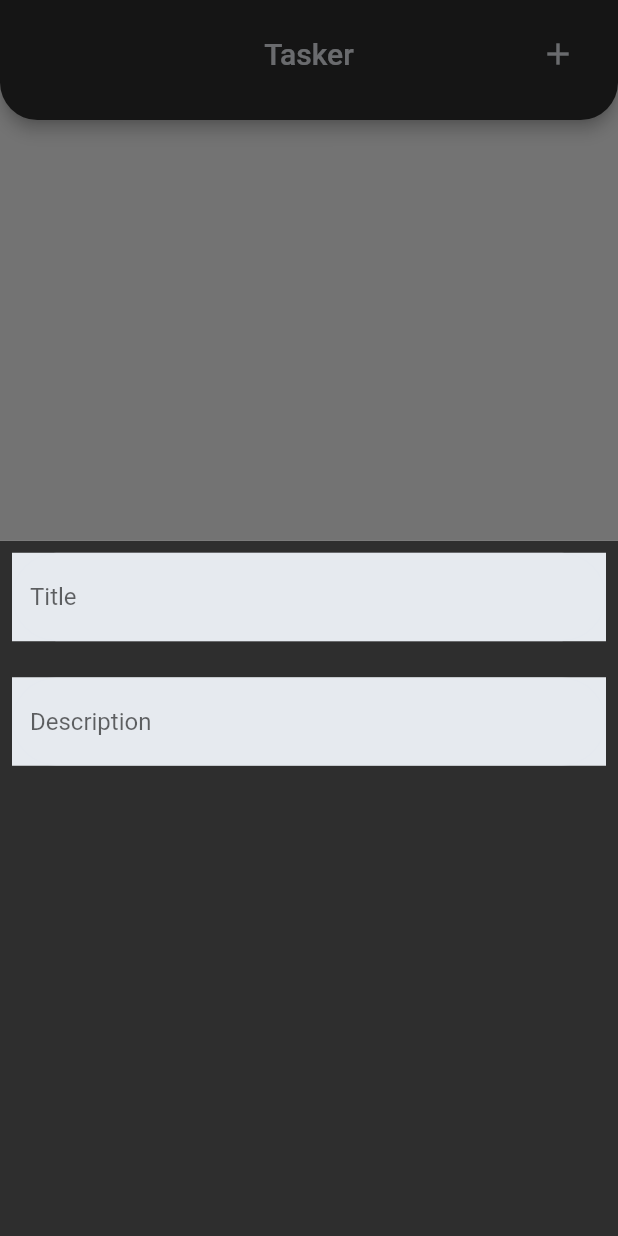
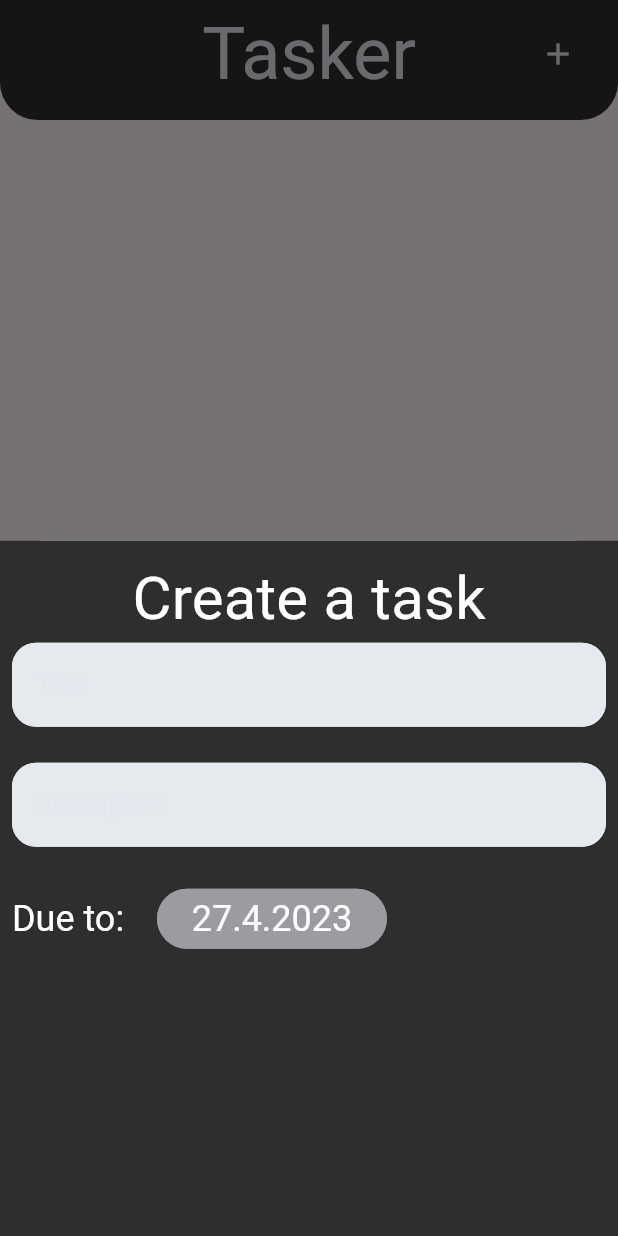
Before and after one commit to BriskySK/tasker, a Flutter app: the screen it shows after launch, after a tap on the "add" icon, on a phone screen of 412 x 824 dp. Run offline on Flutter 3.47's test engine with Material 2 defaults, Android fonts, the phone set to English and light mode, and no system bars; our stand-ins replace flutter_hooks, freezed_annotation.

Commit message:
Updated theme, structure and date picker, dateTime extention

```diff
--- /dev/null
+++ b/lib/core/extentions/date_formater.dart
@@ -0,0 +1,8 @@
+import 'package:intl/intl.dart';
+
+extension DateFormatter on DateTime {
+  String toFormattedString() {
+    final formatter = DateFormat('dd.MM.yyyy');
+    return formatter.format(this);
+  }
+}
--- /dev/null
+++ b/lib/core/ui/custom_theme.dart
@@ -0,0 +1,41 @@
+import 'package:flutter/material.dart';
+import 'package:tasker/core/ui/app_colors.dart';
+
+abstract class CustomTheme {
+  static theme() => ThemeData.light(useMaterial3: true).copyWith(
+        colorScheme: const ColorScheme(
+            background: AppColors.primaryColor,
+            onBackground: AppColors.primaryColor,
+            brightness: Brightness.light,
+            primary: AppColors.primaryColor,
+            onPrimary: AppColors.primaryColor,
+            secondary: AppColors.secondaryColor,
+            onSecondary: AppColors.secondaryColor,
+            error: AppColors.errorColor,
+            onError: AppColors.errorColor,
+            surface: AppColors.surfaceColor,
+            onSurface: AppColors.surfaceColor),
+        inputDecorationTheme: const InputDecorationTheme(
+          hintStyle: TextStyle(fontSize: 16),
+        ),
+        outlinedButtonTheme: const OutlinedButtonThemeData(
+          style: ButtonStyle(
+            elevation: MaterialStatePropertyAll(10),
+            side: MaterialStatePropertyAll(
+              BorderSide(color: AppColors.tertiaryColor),
+            ),
+          ),
+        ),
+        textTheme: const TextTheme(
+          labelSmall: TextStyle(fontSize: 8, fontWeight: FontWeight.normal),
+          labelMedium: TextStyle(fontSize: 12, fontWeight: FontWeight.normal),
+          labelLarge: TextStyle(fontSize: 15, fontWeight: FontWeight.normal),
+          displaySmall: TextStyle(fontSize: 16, fontWeight: FontWeight.normal),
+          displayMedium: TextStyle(fontSize: 24, fontWeight: FontWeight.normal),
+          titleSmall: TextStyle(fontSize: 32, fontWeight: FontWeight.normal),
+          titleMedium: TextStyle(fontSize: 40, fontWeight: FontWeight.normal),
+          titleLarge: TextStyle(fontSize: 48, fontWeight: FontWeight.normal),
+        ),
+
+      );
+}
--- a/lib/main.dart
+++ b/lib/main.dart
@@ -1,6 +1,7 @@
 import 'package:flutter/material.dart';
-import 'package:tasker/core/app_colors.dart';
 import 'package:tasker/modules/_home_screen.dart';
+
+import 'core/ui/custom_theme.dart';
 
 void main() {
   runApp(const MyApp());
@@ -13,20 +14,7 @@ class MyApp extends StatelessWidget {
   Widget build(BuildContext context) {
     return MaterialApp(
       title: 'Flutter Demo',
-      theme:ThemeData(
-        colorScheme: const ColorScheme(
-            background: AppColors.primaryColor,
-            onBackground: AppColors.primaryColor,
-            brightness: Brightness.light,
-            primary: AppColors.primaryColor,
-            onPrimary: AppColors.primaryColor,
-            secondary: AppColors.secondaryColor,
-            onSecondary: AppColors.secondaryColor,
-            error: AppColors.errorColor,
-            onError: AppColors.errorColor,
-            surface: AppColors.surfaceColor,
-            onSurface: AppColors.surfaceColor),
-      ),
+      theme:CustomTheme.theme(),
       home: const HomeScreen(),
     );
   }
--- a/lib/modules/_home_screen.dart
+++ b/lib/modules/_home_screen.dart
@@ -1,19 +1,30 @@
 import 'package:flutter/material.dart';
-import 'package:tasker/core/app_colors.dart';
+import 'package:flutter_hooks/flutter_hooks.dart';
+import 'package:tasker/core/ui/app_colors.dart';
 import 'package:tasker/domain/task_model.dart';
 import 'package:tasker/modules/widgets/task_detail.dart';
 
-class HomeScreen extends StatefulWidget {
+class HomeScreen extends HookWidget {
   const HomeScreen({Key? key}) : super(key: key);
 
   @override
-  State<HomeScreen> createState() => _HomeScreenState();
-}
-
-class _HomeScreenState extends State<HomeScreen> {
-  @override
   Widget build(BuildContext context) {
     List<TaskModel> tasks = [];
+   // final DateTime todayDate=DateTime.now();/*'${DateTime.now().day}.${DateTime.now().month}.${DateTime.now().year}'*/;
+    ValueNotifier<DateTime?> selectedDate= useState(DateTime.now());
+
+    Future<void> _selectDate(BuildContext context) async {
+      final DateTime? picked = await showDatePicker(
+        context: context,
+        initialDate: selectedDate.value!,
+        firstDate: DateTime.now(),
+        lastDate: DateTime(2100),
+      );
+      if (picked != null && picked != selectedDate.value) {
+        selectedDate.value = picked;
+      }
+    }
+
     return SafeArea(
         child: Scaffold(
       appBar: PreferredSize(
@@ -38,7 +49,7 @@ class _HomeScreenState extends State<HomeScreen> {
                   await showModalBottomSheet(
                       context: context,
                       builder: (BuildContext context) {
-                        return TaskDetail();
+                        return  TaskDetail(_selectDate,selectedDate.value);
                       });
                 },
                 icon: const Icon(Icons.add),
--- a/lib/modules/widgets/task_detail.dart
+++ b/lib/modules/widgets/task_detail.dart
@@ -1,42 +1,106 @@
 import 'package:flutter/material.dart';
-import 'package:tasker/core/app_colors.dart';
+import 'package:flutter_hooks/flutter_hooks.dart';
+import 'package:tasker/core/extentions/date_formater.dart';
+import 'package:tasker/core/ui/app_colors.dart';
 
-class TaskDetail extends StatelessWidget {
-  const TaskDetail({Key? key}) : super(key: key);
+class TaskDetail extends HookWidget {
+  DateTime? currentDate;
+  final Function selectDateHandler;
+
+  TaskDetail(this.selectDateHandler, this.currentDate, {Key? key}) : super(key: key);
 
   @override
   Widget build(BuildContext context) {
-    TextEditingController titleController=TextEditingController();
-    TextEditingController descController=TextEditingController();
+    TextEditingController titleController = TextEditingController();
+    TextEditingController descController = TextEditingController();
+
+    ValueNotifier<DateTime?> selectedDate= useState(DateTime.now());
+
+    Future<void> _selectDate(BuildContext context) async {
+      final DateTime? picked = await showDatePicker(
+        context: context,
+        initialDate: selectedDate.value!,
+        firstDate: DateTime.now(),
+        lastDate: DateTime(2100),
+      );
+      if (picked != null && picked != selectedDate.value) {
+        selectedDate.value = picked;
+      }
+    }
     return Container(
       color: AppColors.secondaryColor,
       padding: const EdgeInsets.all(8),
       child: Column(
         children: [
-          Container(
-              color: AppColors.primaryColor,
-              child: TextField(
-                decoration: InputDecoration(
-                  hintText: 'Title',
-                  border: OutlineInputBorder(borderRadius: BorderRadius.circular(45)),
+          Center(
+              child: Text(
+            'Create a task',
+            style: Theme.of(context).textTheme.titleMedium,
+          )),
+          TaskTextInput(widgetController: titleController, hint: 'Title'),
+          const SizedBox(height: 24),
+          TaskTextInput(widgetController: descController, hint: 'Description'),
+          const SizedBox(height: 24),
+          Row(
+            children: [
+              Text(
+                'Due to: ',
+                style: Theme.of(context).textTheme.displayMedium,
+              ),
+              const SizedBox(width: 16),
+              OutlinedButton(
+                style: const ButtonStyle(
+                    backgroundColor: MaterialStatePropertyAll(AppColors.tertiaryColor)),
+                onPressed: ()async{
+                  final DateTime? picked = await showDatePicker(
+                    context: context,
+                    initialDate: selectedDate.value!,
+                    firstDate: DateTime.now(),
+                    lastDate: DateTime(2100),
+                  );
+                  if (picked != null && picked != selectedDate.value) {
+                    selectedDate.value = picked;
+                  }
+                },
+                child: Text(
+                  currentDate != null
+                      ? '${currentDate!.day}.${currentDate!.month}.${currentDate!.year}'
+                      : DateTime.now().toFormattedString.toString(),
+                  style: Theme.of(context).textTheme.displayMedium,
                 ),
-                controller: titleController,
               ),
-          ),
-const SizedBox(height: 24),
-          Container(
-            color: AppColors.primaryColor,
-            child: TextField(
-              decoration: InputDecoration(
-                hintText: 'Description',
-                border: OutlineInputBorder(borderRadius: BorderRadius.circular(45)),
-              ),
-              controller: descController,
-            ),
-          ),
-
+            ],
+          )
         ],
       ),
     );
   }
 }
+
+class TaskTextInput extends StatelessWidget {
+  const TaskTextInput({
+    super.key,
+    required this.widgetController,
+    required this.hint,
+  });
+
+  final TextEditingController widgetController;
+  final String hint;
+
+  @override
+  Widget build(BuildContext context) {
+    return Container(
+      decoration: BoxDecoration(
+        borderRadius: BorderRadius.circular(16),
+        color: AppColors.primaryColor,
+      ),
+      child: TextField(
+        decoration: InputDecoration(
+          hintText: hint,
+          border: OutlineInputBorder(borderRadius: BorderRadius.circular(16)),
+        ),
+        controller: widgetController,
+      ),
+    );
+  }
+}
```
Also changed, not shown: pubspec.yaml (+2 -36 lines), lib/core/ui/app_colors.dart (renamed from lib/core/app_colors.dart), pubspec.lock.
